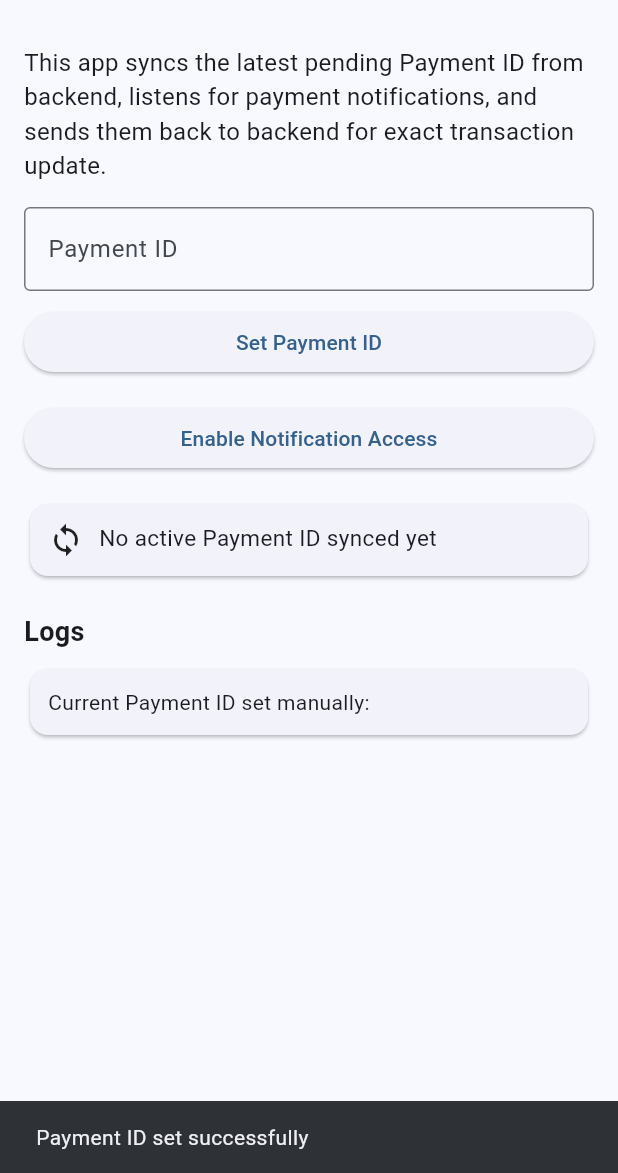
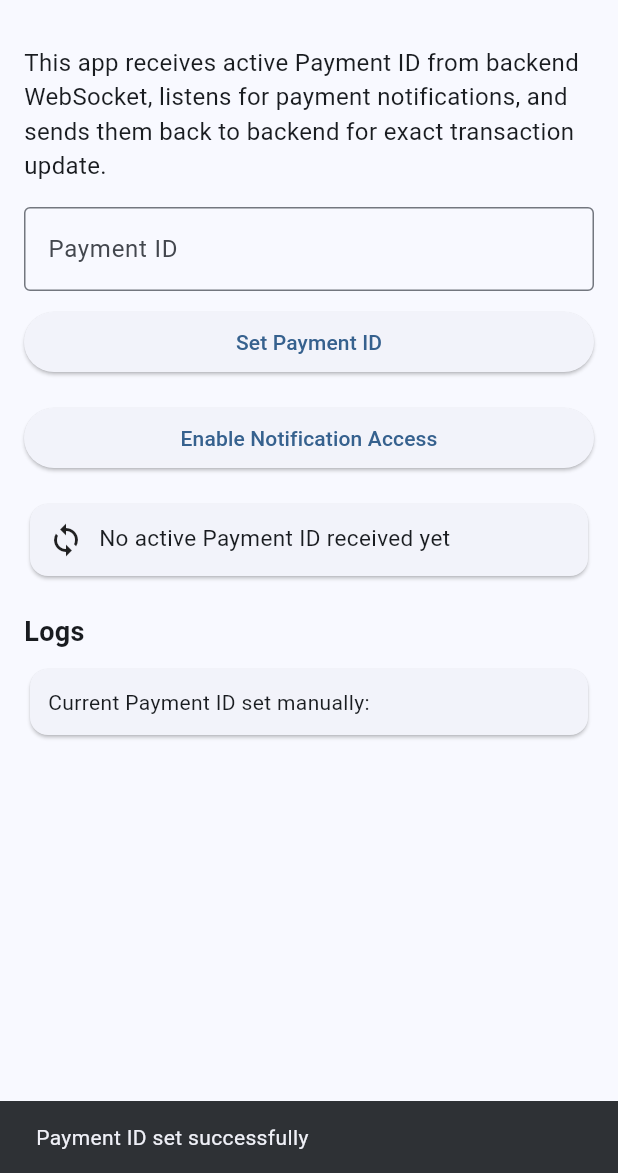
Before and after one commit to akshay-47-ak/PayNotify-App, a Flutter app: the screen it shows after launch, after a tap on "Set Payment ID", on a phone screen of 412 x 824 dp, the part 63-1236 px from its top. Run offline on Flutter 3.47's test engine with Material 3 defaults, Android fonts, the phone set to English and light mode, and no system bars; missing offline and left inert: stomp_dart_client.

```diff
--- a/lib/main.dart
+++ b/lib/main.dart
@@ -1,10 +1,9 @@
-import 'dart:async';
 import 'package:flutter/material.dart';
 import 'package:flutter/services.dart';
 
 import 'models/payment_notification.dart';
-import 'services/api_service.dart';
 import 'services/notification_handler.dart';
+import 'services/websocket_service.dart';
 
 void main() {
   WidgetsFlutterBinding.ensureInitialized();
@@ -42,14 +41,11 @@ class _HomeScreenState extends State<HomeScreen> {
   final TextEditingController paymentIdController = TextEditingController();
   final List<String> logs = [];
 
-  Timer? paymentSyncTimer;
-  String currentSyncedPaymentId = "";
-
   @override
   void initState() {
     super.initState();
 
-    _startPaymentSync();
+    _connectWebSocket();
 
     _channel.setMethodCallHandler((call) async {
       if (call.method == "onNotificationReceived") {
@@ -84,34 +80,16 @@ class _HomeScreenState extends State<HomeScreen> {
     });
   }
 
-  void _startPaymentSync() {
-    paymentSyncTimer?.cancel();
+  void _connectWebSocket() {
+    WebSocketService.connect(
+      onActivePaymentReceived: (data) {
+        final paymentId = (data["paymentId"] ?? "").toString().trim();
 
-    paymentSyncTimer = Timer.periodic(const Duration(seconds: 2), (_) async {
-      final response = await ApiService.fetchLatestPendingPayment();
+        if (paymentId.isEmpty) {
+          return;
+        }
 
-      if (response == null) {
-        return;
-      }
-
-      final success = response["success"] == true;
-      final data = response["data"];
-
-      if (!success || data == null) {
-        return;
-      }
-
-      final paymentId = (data["paymentId"] ?? "").toString().trim();
-
-      if (paymentId.isEmpty) {
-        return;
-      }
-
-      if (paymentId != currentSyncedPaymentId) {
-        currentSyncedPaymentId = paymentId;
         NotificationHandler.setCurrentPaymentId(paymentId);
-
-        print("Synced currentPaymentId from backend = $paymentId");
 
         if (!mounted) return;
 
@@ -119,11 +97,18 @@ class _HomeScreenState extends State<HomeScreen> {
           paymentIdController.text = paymentId;
           logs.insert(
             0,
-            "[${DateTime.now()}] Synced Payment ID from backend: $paymentId",
+            "[${DateTime.now()}] Active Payment ID received from WebSocket: $paymentId",
           );
         });
-      }
-    });
+      },
+      onConnectionLog: (message) {
+        if (!mounted) return;
+
+        setState(() {
+          logs.insert(0, "[${DateTime.now()}] $message");
+        });
+      },
+    );
   }
 
   Future<void> _openNotificationAccessSettings() async {
@@ -141,7 +126,6 @@ class _HomeScreenState extends State<HomeScreen> {
   void _setPaymentId() {
     final paymentId = paymentIdController.text.trim();
     NotificationHandler.setCurrentPaymentId(paymentId);
-    currentSyncedPaymentId = paymentId;
 
     setState(() {
       logs.insert(0, "Current Payment ID set manually: $paymentId");
@@ -154,7 +138,7 @@ class _HomeScreenState extends State<HomeScreen> {
 
   @override
   void dispose() {
-    paymentSyncTimer?.cancel();
+    WebSocketService.disconnect();
     paymentIdController.dispose();
     super.dispose();
   }
@@ -172,7 +156,7 @@ class _HomeScreenState extends State<HomeScreen> {
         child: Column(
           children: [
             const Text(
-              "This app syncs the latest pending Payment ID from backend, listens for payment notifications, and sends them back to backend for exact transaction update.",
+              "This app receives active Payment ID from backend WebSocket, listens for payment notifications, and sends them back to backend for exact transaction update.",
               style: TextStyle(fontSize: 16),
             ),
             const SizedBox(height: 16),
@@ -181,7 +165,7 @@ class _HomeScreenState extends State<HomeScreen> {
               decoration: const InputDecoration(
                 labelText: "Payment ID",
                 border: OutlineInputBorder(),
-                hintText: "Auto-synced from backend or enter manually",
+                hintText: "Auto-synced from backend WebSocket or enter manually",
               ),
             ),
             const SizedBox(height: 10),
@@ -218,7 +202,7 @@ class _HomeScreenState extends State<HomeScreen> {
                     Expanded(
                       child: Text(
                         activePaymentId.isEmpty
-                            ? "No active Payment ID synced yet"
+                            ? "No active Payment ID received yet"
                             : "Active Payment ID: $activePaymentId",
                         style: const TextStyle(fontSize: 15),
                       ),
--- a/lib/services/api_service.dart
+++ b/lib/services/api_service.dart
@@ -5,7 +5,6 @@ import '../models/payment_notify_request.dart';
 class ApiService {
   static const String baseUrl = "http://172.16.2.170:8080";
   static const String notifyEndpoint = "/api/payment/notify";
-  static const String latestPendingEndpoint = "/api/payment/latest-pending";
 
   static Future<Map<String, dynamic>?> sendPaymentNotification(
     PaymentNotifyRequest request,
@@ -32,24 +31,4 @@ class ApiService {
       return null;
     }
   }
-
-  static Future<Map<String, dynamic>?> fetchLatestPendingPayment() async {
-    try {
-      final response = await http.get(
-        Uri.parse("$baseUrl$latestPendingEndpoint"),
-      );
-
-      print("Latest pending status: ${response.statusCode}");
-      print("Latest pending body: ${response.body}");
-
-      if (response.statusCode >= 200 && response.statusCode < 300) {
-        return jsonDecode(response.body);
-      }
-
-      return null;
-    } catch (e) {
-      print("Fetch latest pending error: $e");
-      return null;
-    }
-  }
 }
--- /dev/null
+++ b/lib/services/websocket_service.dart
@@ -0,0 +1,60 @@
+import 'dart:convert';
+import 'package:stomp_dart_client/stomp_dart_client.dart';
+
+class WebSocketService {
+  static const String wsUrl = "http://172.16.2.170:8080/ws";
+
+  static StompClient? _client;
+
+  static void connect({
+    required Function(Map<String, dynamic>) onActivePaymentReceived,
+    required Function(String) onConnectionLog,
+  }) {
+    disconnect();
+
+    _client = StompClient(
+      config: StompConfig.sockJS(
+        url: wsUrl,
+        onConnect: (frame) {
+          onConnectionLog("WebSocket connected");
+
+          _client?.subscribe(
+            destination: "/topic/payment/active",
+            callback: (frame) {
+              try {
+                final body = frame.body;
+                if (body == null || body.trim().isEmpty) {
+                  return;
+                }
+
+                final data = jsonDecode(body) as Map<String, dynamic>;
+                onActivePaymentReceived(data);
+              } catch (e) {
+                onConnectionLog("WebSocket message parse error: $e");
+              }
+            },
+          );
+        },
+        onWebSocketError: (dynamic error) {
+          onConnectionLog("WebSocket error: $error");
+        },
+        onStompError: (frame) {
+          onConnectionLog("STOMP error: ${frame.body}");
+        },
+        onDisconnect: (frame) {
+          onConnectionLog("WebSocket disconnected");
+        },
+        heartbeatIncoming: const Duration(seconds: 10),
+        heartbeatOutgoing: const Duration(seconds: 10),
+        reconnectDelay: const Duration(seconds: 5),
+      ),
+    );
+
+    _client?.activate();
+  }
+
+  static void disconnect() {
+    _client?.deactivate();
+    _client = null;
+  }
+}
--- a/pubspec.yaml
+++ b/pubspec.yaml
@@ -32,6 +32,8 @@ dependencies:
     sdk: flutter
 
   http: ^1.2.0
+
+  stomp_dart_client: ^2.0.0
 
   # The following adds the Cupertino Icons font to your application.
   # Use with the CupertinoIcons class for iOS style icons.
```
Also changed, not shown: lib/services/notification_handler.dart (+7 -3 lines), pubspec.lock.
